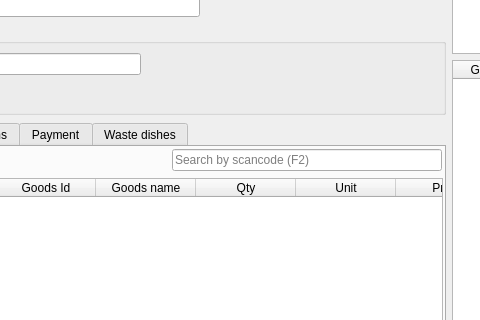
Old version of the form FrontDesk/c5storedoc.ui in the repository End1-1/Cafe5; both pictures show x 309 to 789 and y 147 to 467 of the 1162 by 779 pixel window.
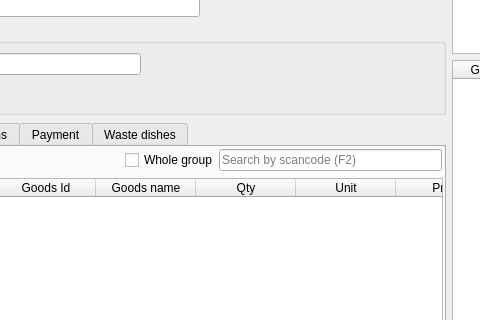
New version of the form. Icons and pictures are not drawn. Custom widgets are drawn as their Qt base class.

What changed in the file:
```diff
--- a/FrontDesk/c5storedoc.ui
+++ b/FrontDesk/c5storedoc.ui
@@ -542,6 +542,13 @@
             </property>
            </spacer>
           </item>
+          <item>
+           <widget class="QCheckBox" name="chWholeGroup">
+            <property name="text">
+             <string>Whole group</string>
+            </property>
+           </widget>
+          </item>
           <item>
            <widget class="C5LineEdit" name="leScancode">
             <property name="placeholderText">
```
Left out of the diff: 5 changed lines with no effect on the pictures.
